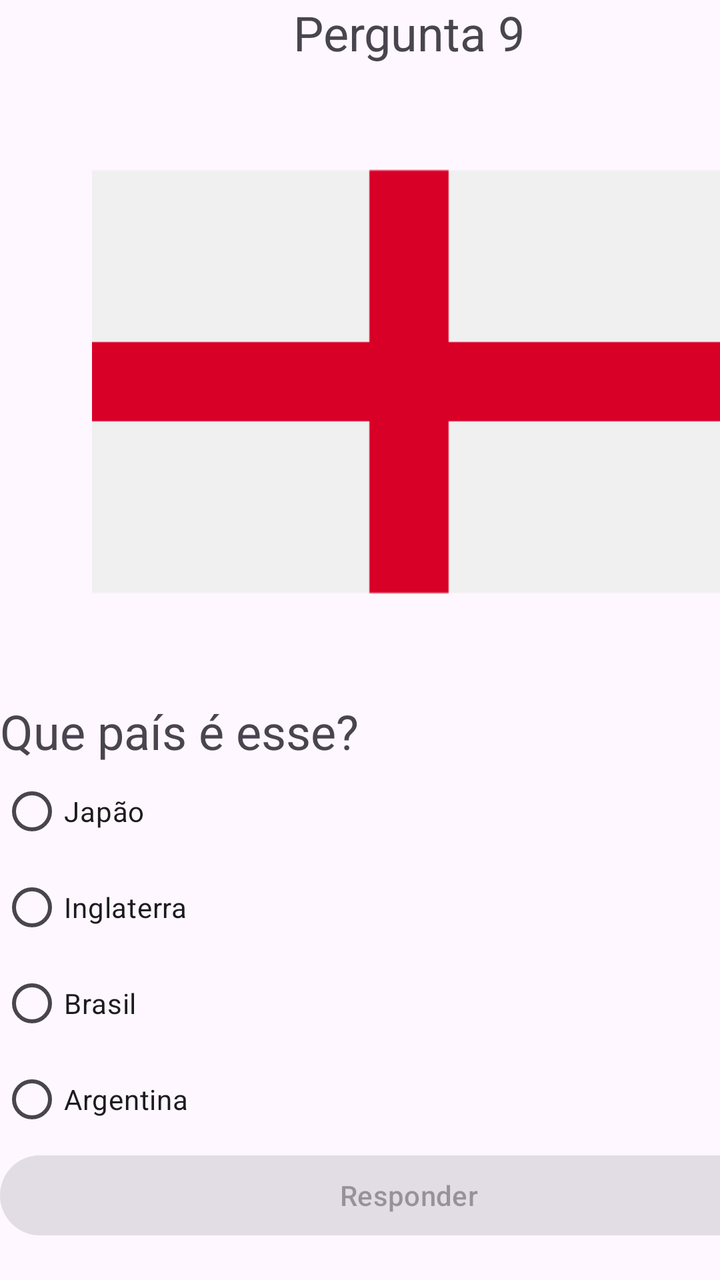
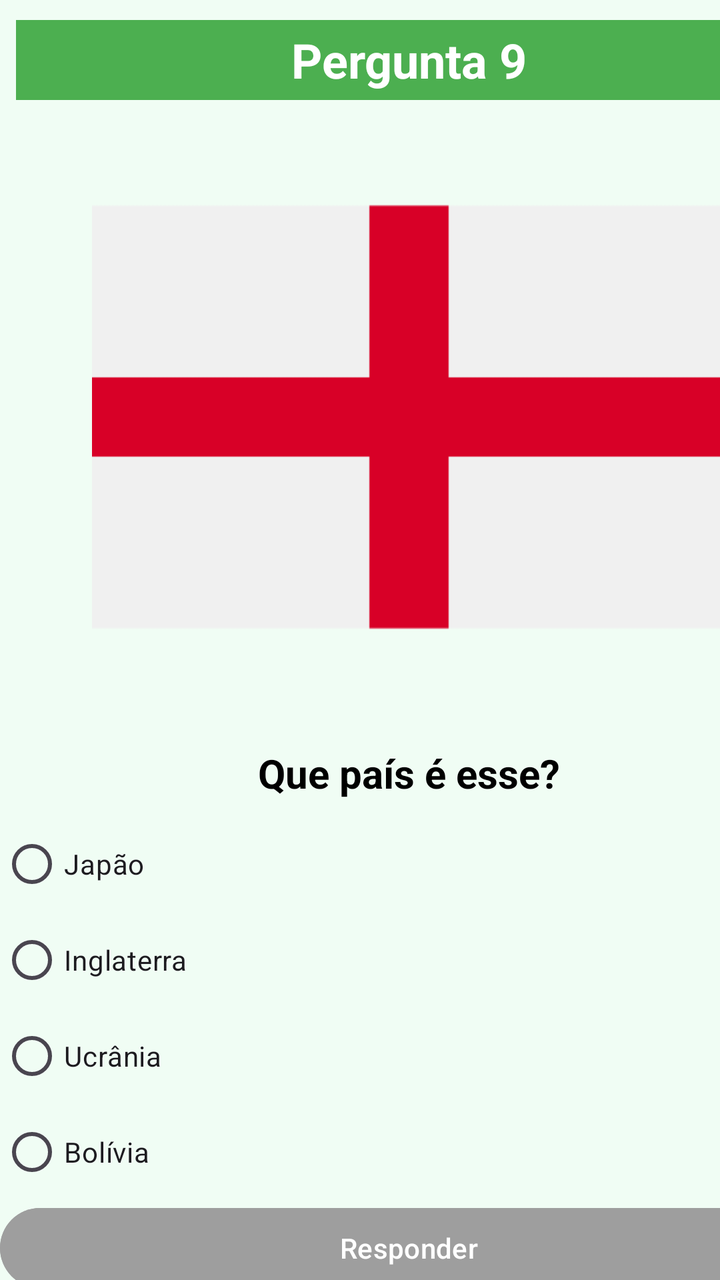

Two renders of the same Android screen: before a commit and after it. Below are the layout's source before the change and the commit's diff.
<!-- AndroidManifest.xml: application theme Theme.QuizBandeiras -->
<!-- res/layout/activity_pergunta9.xml -->
<?xml version="1.0" encoding="utf-8"?>
<androidx.constraintlayout.widget.ConstraintLayout xmlns:android="http://schemas.android.com/apk/res/android"
    xmlns:app="http://schemas.android.com/apk/res-auto"
    xmlns:tools="http://schemas.android.com/tools"
    android:id="@+id/main"
    android:layout_width="match_parent"
    android:layout_height="match_parent"
    tools:context=".Pergunta9">

    <LinearLayout
        android:orientation="vertical"
        android:layout_width="409dp"
        android:layout_height="729dp">
        <TextView
            android:textSize="24sp"
            android:gravity="center"
            android:id="@+id/textView6"
            android:layout_width="match_parent"
            android:layout_height="wrap_content"
            android:text="Pergunta 9"/>
        <ImageView
            android:id="@+id/imageView2"
            android:layout_width="match_parent"
            android:layout_height="317dp"
            app:srcCompat="@drawable/inglaterra"/>
        <TextView
            android:textSize="24sp"
            android:id="@+id/textView2"
            android:layout_width="match_parent"
            android:layout_height="wrap_content"
            android:text="Que país é esse?"/>
        <RadioGroup
            android:id="@+id/rgpAlternativas"
            android:layout_width="match_parent"
            android:layout_height="match_parent">
            <RadioButton
                android:id="@+id/rgbOpcao1"
                android:layout_width="match_parent"
                android:layout_height="wrap_content"
                android:text="Japão "/>
            <RadioButton
                android:id="@+id/rgbOpcao2"
                android:layout_width="match_parent"
                android:layout_height="wrap_content"
                android:text="Inglaterra"/>
            <RadioButton
                android:id="@+id/rgbOpcao3"
                android:layout_width="match_parent"
                android:layout_height="wrap_content"
                android:text="Brasil"/>
            <RadioButton
                android:id="@+id/rgbOpcao4"
                android:layout_width="match_parent"
                android:layout_height="wrap_content"
                android:text="Argentina"/>
            <Button
                android:enabled="false"
                android:id="@+id/btnResponder"
                android:layout_width="match_parent"
                android:layout_height="wrap_content"
                android:text="Responder"/>
        </RadioGroup>
    </LinearLayout>
</androidx.constraintlayout.widget.ConstraintLayout>
<!-- resources referenced by this layout -->
<resources>
  <!-- drawable inglaterra: png bitmap (drawable, 2001 bytes) -->
  <style name="Theme.QuizBandeiras" parent="Base.Theme.QuizBandeiras" />
  <style name="Base.Theme.QuizBandeiras" parent="Theme.Material3.DayNight.NoActionBar">
          
          
      </style>
</resources>

<!-- the commit's change to res/layout/activity_pergunta9.xml (unified diff, before → after) -->
@@ -5,60 +5,83 @@
     android:id="@+id/main"
     android:layout_width="match_parent"
     android:layout_height="match_parent"
+    android:background="#F0FDF4"
     tools:context=".Pergunta9">
 
     <LinearLayout
-        android:orientation="vertical"
         android:layout_width="409dp"
-        android:layout_height="729dp">
+        android:layout_height="729dp"
+        android:orientation="vertical">
+
         <TextView
-            android:textSize="24sp"
-            android:gravity="center"
             android:id="@+id/textView6"
             android:layout_width="match_parent"
-            android:layout_height="wrap_content"
-            android:text="Pergunta 9"/>
+            android:layout_height="40dp"
+            android:layout_marginStart="8dp"
+            android:layout_marginTop="10dp"
+            android:layout_marginEnd="8dp"
+            android:background="#4CAF50"
+            android:gravity="center"
+            android:text="Pergunta 9"
+            android:textColor="@android:color/white"
+            android:textSize="24sp"
+            android:textStyle="bold" />
+
         <ImageView
             android:id="@+id/imageView2"
             android:layout_width="match_parent"
             android:layout_height="317dp"
-            app:srcCompat="@drawable/inglaterra"/>
+            app:srcCompat="@drawable/inglaterra" />
+
         <TextView
-            android:textSize="24sp"
             android:id="@+id/textView2"
             android:layout_width="match_parent"
             android:layout_height="wrap_content"
-            android:text="Que país é esse?"/>
+            android:layout_marginTop="6dp"
+            android:layout_marginBottom="8dp"
+            android:gravity="center"
+            android:text="Que país é esse?"
+            android:textColor="@android:color/black"
+            android:textSize="20sp"
+            android:textStyle="bold" />
+
         <RadioGroup
             android:id="@+id/rgpAlternativas"
             android:layout_width="match_parent"
             android:layout_height="match_parent">
+
             <RadioButton
                 android:id="@+id/rgbOpcao1"
                 android:layout_width="match_parent"
                 android:layout_height="wrap_content"
-                android:text="Japão "/>
+                android:text="Japão " />
+
             <RadioButton
                 android:id="@+id/rgbOpcao2"
                 android:layout_width="match_parent"
                 android:layout_height="wrap_content"
-                android:text="Inglaterra"/>
+                android:text="Inglaterra" />
+
             <RadioButton
                 android:id="@+id/rgbOpcao3"
                 android:layout_width="match_parent"
                 android:layout_height="wrap_content"
-                android:text="Brasil"/>
+                android:text="Ucrânia" />
+
             <RadioButton
                 android:id="@+id/rgbOpcao4"
                 android:layout_width="match_parent"
                 android:layout_height="wrap_content"
-                android:text="Argentina"/>
+                android:text="Bolívia" />
+
             <Button
-                android:enabled="false"
                 android:id="@+id/btnResponder"
                 android:layout_width="match_parent"
                 android:layout_height="wrap_content"
-                android:text="Responder"/>
+                android:backgroundTint="#9E9E9E"
+                android:enabled="false"
+                android:text="Responder"
+                android:textColor="@android:color/white" />
         </RadioGroup>
     </LinearLayout>
 </androidx.constraintlayout.widget.ConstraintLayout>
